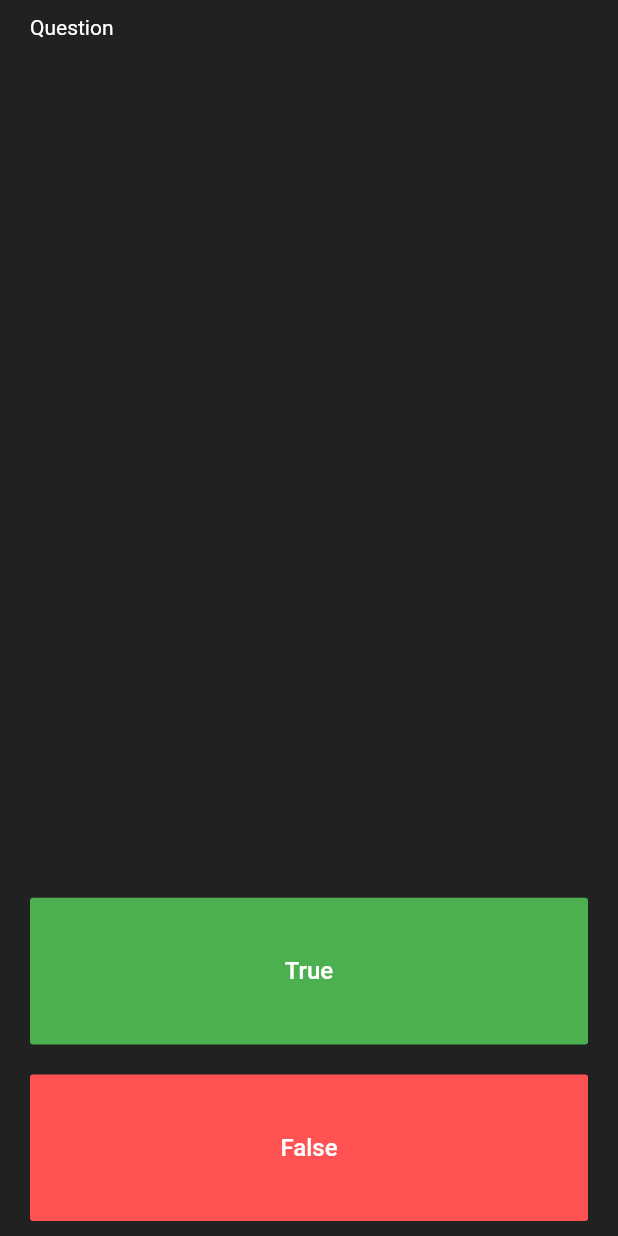
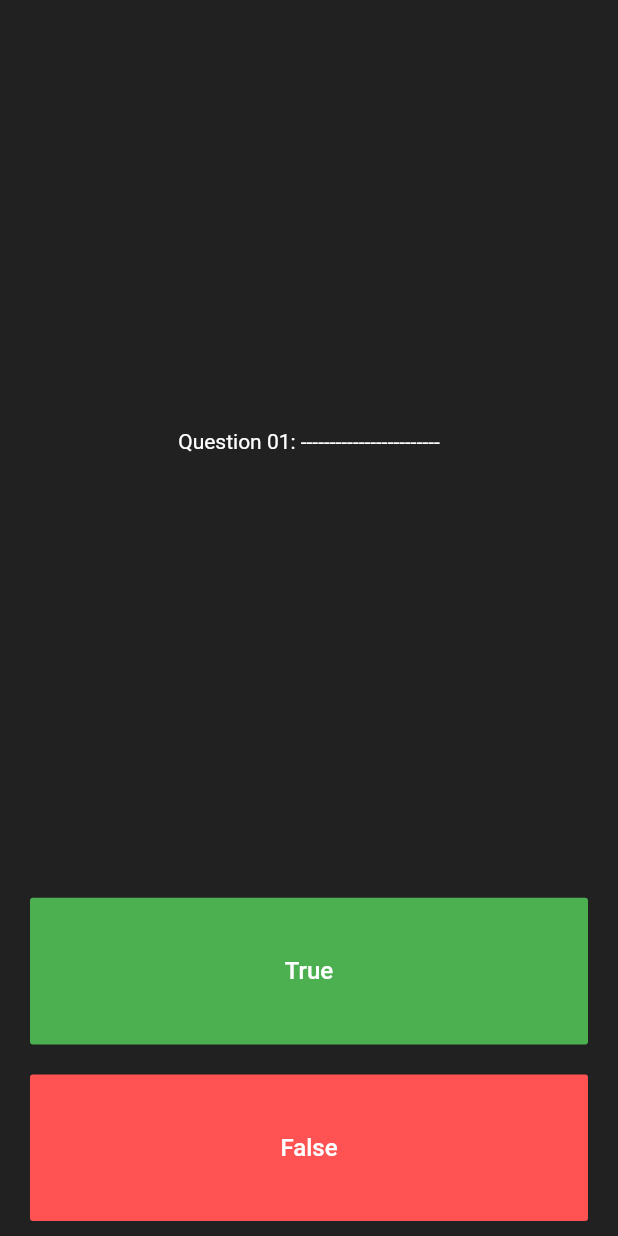
Before and after one commit to 7ANV1R/TypicalQuizApp, a Flutter app: the screen it shows after launch, on a phone screen of 412 x 824 dp. Run offline on Flutter 3.47's test engine with Material 2 defaults, Android fonts, the phone set to English and light mode, and no system bars.

Commit message:
Basic User Interface ! v0.001

```diff
--- a/lib/main.dart
+++ b/lib/main.dart
@@ -36,10 +36,12 @@ class _QuizPageState extends State<QuizPage> {
           flex: 10,
           child: Padding(
             padding: const EdgeInsets.all(10.0),
-            child: Text(
-              'Question',
-              style: TextStyle(
-                color: Colors.white,
+            child: Center(
+              child: Text(
+                'Question 01: ------------------------',
+                style: TextStyle(
+                  color: Colors.white,
+                ),
               ),
             ),
           ),
```
